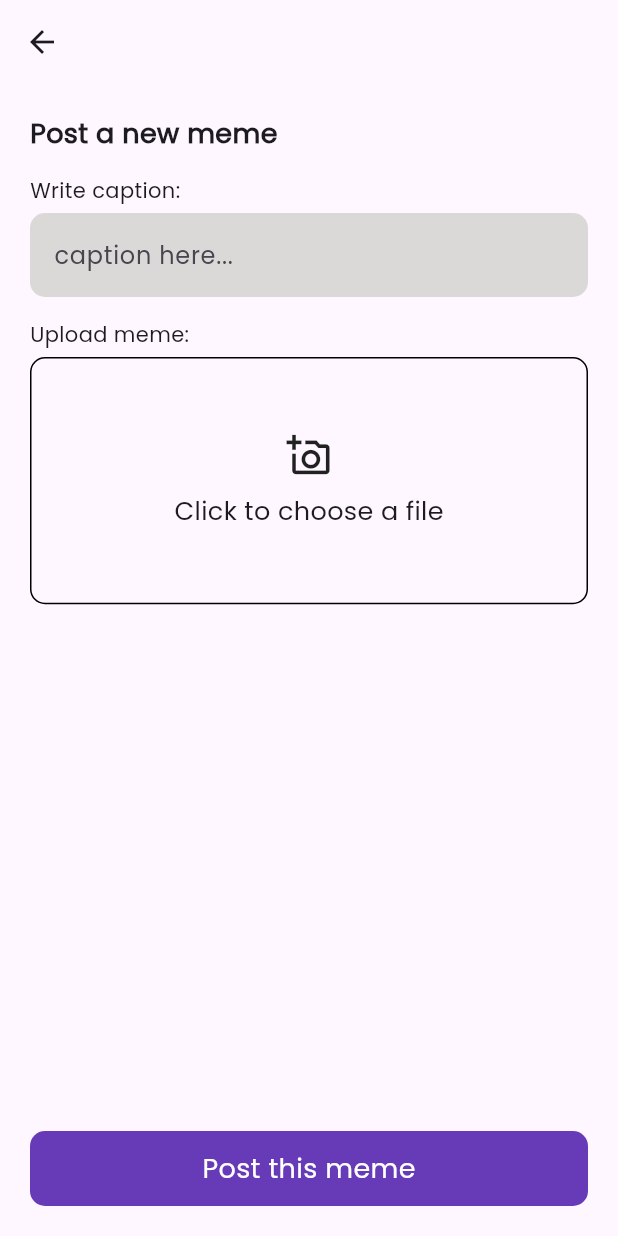
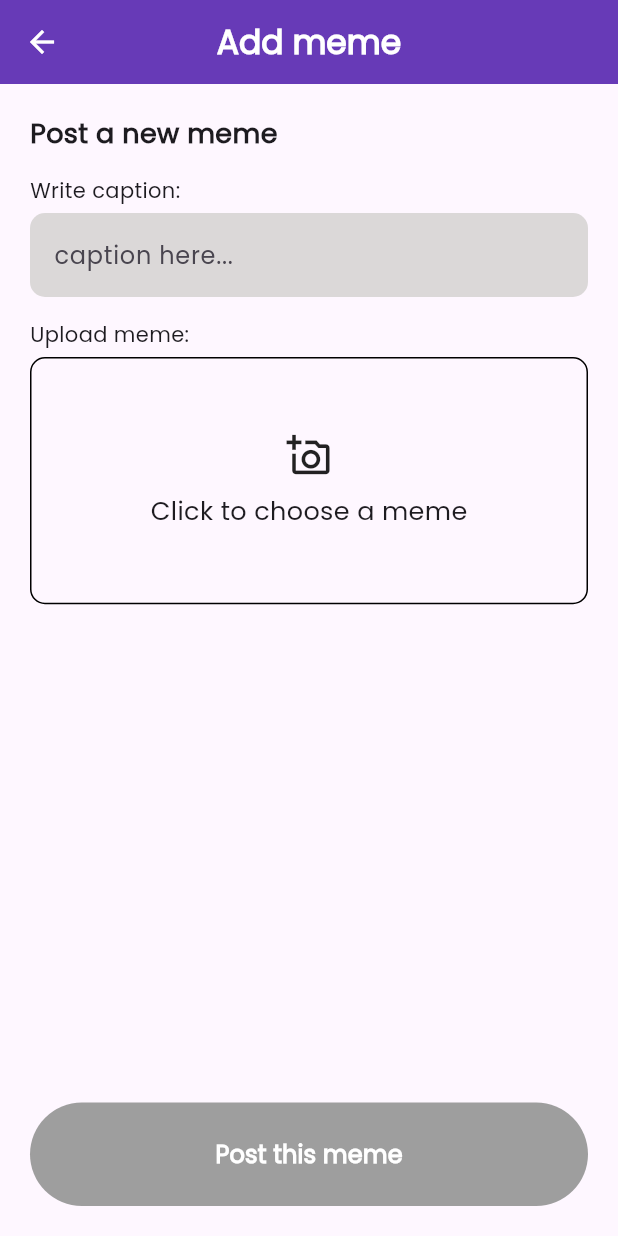
Before and after one commit to bikalchudal11/e_commerce, a Flutter app: the AddMeme screen opened directly, on a phone screen of 412 x 824 dp. Run offline on Flutter 3.47's test engine with Material 3 defaults, Android fonts, the phone set to English and light mode, and no system bars; our stand-ins replace animated_text_kit, image_picker, loading_animation_widget, shared_preferences; accounts and stored records are empty; network calls fail.

Commit message:
image_picker done

```diff
--- a/lib/main.dart
+++ b/lib/main.dart
@@ -1,4 +1,5 @@
 import 'package:e_commerce/provider/auth_provider.dart';
+import 'package:e_commerce/provider/meme_provider.dart';
 import 'package:e_commerce/views/home/home_page.dart';
 import 'package:e_commerce/views/login/login.dart';
 import 'package:e_commerce/views/login/splash.dart';
@@ -17,6 +18,7 @@ class MyApp extends StatelessWidget {
     return MultiProvider(
       providers: [
         ChangeNotifierProvider(create: (context) => AuthProvider()),
+        ChangeNotifierProvider(create: (context) => MemeProvider()),
       ],
       child: MaterialApp(
         theme: ThemeData(fontFamily: "poppins"),
--- a/lib/provider/auth_provider.dart
+++ b/lib/provider/auth_provider.dart
@@ -9,7 +9,7 @@ import 'package:http/http.dart' as http;
 import 'package:shared_preferences/shared_preferences.dart';
 
 class AuthProvider with ChangeNotifier {
-  String authId = '';
+  static String authId = '';
 
   setAuthId(String id) {
     authId = id;
--- /dev/null
+++ b/lib/provider/meme_provider.dart
@@ -0,0 +1,37 @@
+import 'dart:convert';
+
+import 'package:e_commerce/provider/auth_provider.dart';
+import 'package:e_commerce/resources/constant.dart';
+import 'package:flutter/material.dart';
+import 'package:http/http.dart' as http;
+
+class MemeProvider with ChangeNotifier {
+  List<Map<String, dynamic>> memesList = [];
+  bool isFetchingDone = false;
+  MemeProvider() {
+    fetchMemes();
+  }
+
+  Future<void> fetchMemes() async {
+    String token = AuthProvider.authId;
+    var response = await http.get(
+      Uri.parse("$baseApi" "memes"),
+      headers: {
+        'Content-Type': 'application/json',
+        'Authorization': 'Bearer $token'
+      },
+    );
+
+    var decodedResponse = jsonDecode(response.body);
+    if (response.statusCode == 200) {
+      memesList = (decodedResponse as List<dynamic>)
+          .map((e) => e as Map<String, dynamic>)
+          .toList();
+      isFetchingDone = true;
+      notifyListeners();
+    } else {
+      print(decodedResponse['message']);
+      notifyListeners();
+    }
+  }
+}
--- a/lib/resources/components/meme_container.dart
+++ b/lib/resources/components/meme_container.dart
@@ -26,8 +26,6 @@ class MemeContainer extends StatelessWidget {
       decoration: BoxDecoration(
         borderRadius: BorderRadius.circular(10),
       ),
-      child: Padding(
-        padding: const EdgeInsets.all(8.0),
       child: Column(
         crossAxisAlignment: CrossAxisAlignment.start,
         children: [
@@ -65,7 +63,7 @@ class MemeContainer extends StatelessWidget {
             decoration: BoxDecoration(
                 borderRadius: BorderRadius.circular(10),
                 image: DecorationImage(
-                      fit: BoxFit.cover, image: NetworkImage(filePath))),
+                    fit: BoxFit.fill, image: NetworkImage(filePath))),
           ),
           SizedBox(
             height: 10,
@@ -99,7 +97,6 @@ class MemeContainer extends StatelessWidget {
           )
         ],
       ),
-      ),
     );
   }
 }
--- a/lib/views/home/add_meme.dart
+++ b/lib/views/home/add_meme.dart
@@ -1,15 +1,33 @@
+import 'dart:io';
 import 'package:e_commerce/resources/constant.dart';
-import 'package:e_commerce/resources/custom_button.dart';
-import 'package:flutter/cupertino.dart';
 import 'package:flutter/material.dart';
+import 'package:image_picker/image_picker.dart';
 
-class AddMeme extends StatelessWidget {
+class AddMeme extends StatefulWidget {
   const AddMeme({super.key});
 
   @override
+  State<AddMeme> createState() => _AddMemeState();
+}
+
+class _AddMemeState extends State<AddMeme> {
+  XFile? image;
+  final ImagePicker picker = ImagePicker();
+  @override
   Widget build(BuildContext context) {
     return Scaffold(
-      appBar: AppBar(),
+      appBar: AppBar(
+        backgroundColor: primaryColor,
+        foregroundColor: secondaryColor,
+        title: Text(
+          "Add meme",
+          style: TextStyle(
+            fontSize: 22,
+            fontWeight: FontWeight.w600,
+          ),
+        ),
+        centerTitle: true,
+      ),
       body: Padding(
         padding: const EdgeInsets.all(20.0),
         child: Column(
@@ -49,8 +67,12 @@ class AddMeme extends StatelessWidget {
                   height: 5,
                 ),
                 InkWell(
-                  onTap: () {},
-                  child: Container(
+                  onTap: () async {
+                    image = await picker.pickImage(source: ImageSource.gallery);
+                    setState(() {});
+                  },
+                  child: image == null
+                      ? Container(
                           height: MediaQuery.of(context).size.width * 0.4,
                           decoration: BoxDecoration(
                             borderRadius: BorderRadius.circular(10),
@@ -69,7 +91,7 @@ class AddMeme extends StatelessWidget {
                                   height: 10,
                                 ),
                                 Text(
-                            "Click to choose a file",
+                                  "Click to choose a meme",
                                   style: TextStyle(
                                     fontSize: 17,
                                   ),
@@ -77,46 +99,75 @@ class AddMeme extends StatelessWidget {
                               ],
                             ),
                           ),
+                        )
+                      : Column(
+                          children: [
+                            Container(
+                              height: MediaQuery.of(context).size.width * 0.9,
+                              decoration: BoxDecoration(
+                                  borderRadius: BorderRadius.circular(10),
+                                  image: DecorationImage(
+                                      fit: BoxFit.fill,
+                                      image: FileImage(File(image!.path)))),
+                            ),
+                            SizedBox(
+                              height: 10,
+                            ),
+                            Row(
+                              mainAxisAlignment: MainAxisAlignment.center,
+                              children: [
+                                IconButton(
+                                  onPressed: () {
+                                    image = null;
+                                    setState(() {});
+                                  },
+                                  icon: Icon(Icons.close),
+                                ),
+                                SizedBox(
+                                  width: 10,
+                                ),
+                                TextButton(
+                                  style: ButtonStyle(
+                                      side: MaterialStatePropertyAll(
+                                          BorderSide())),
+                                  onPressed: () async {
+                                    image = await picker.pickImage(
+                                      source: ImageSource.gallery,
+                                    );
+                                    setState(() {});
+                                  },
+                                  child: Text(
+                                    "Choose Another",
+                                    style: TextStyle(
+                                      color: Colors.black,
+                                    ),
+                                  ),
+                                ),
+                              ],
+                            )
+                          ],
+                        ),
+                ),
+              ],
+            ),
+            Align(
+              alignment: Alignment.center,
+              child: TextButton(
+                style: ButtonStyle(
+                    fixedSize: MaterialStatePropertyAll(Size.fromWidth(400)),
+                    backgroundColor: MaterialStatePropertyAll(
+                        image == null ? Colors.grey : primaryColor),
+                    foregroundColor: MaterialStatePropertyAll(secondaryColor)),
+                onPressed: image == null ? null : () {},
+                child: Padding(
+                  padding: const EdgeInsets.all(15.0),
+                  child: Text(
+                    "Post this meme",
+                    style: TextStyle(fontSize: 16, fontWeight: FontWeight.w600),
+                  ),
+                ),
               ),
             )
-                // Container(
-                //   height: MediaQuery.of(context).size.width * 0.9,
-                //   decoration: BoxDecoration(
-                //       borderRadius: BorderRadius.circular(10),
-                //       image: DecorationImage(
-                //           fit: BoxFit.fill,
-                //           image: NetworkImage(
-                //               'https://encrypted-tbn0.gstatic.com/images?q=tbn:ANd9GcQtw1w0P9_gX9H5gsnBFZmazGkBQ3z7bt4iE4_MR-T5LQ&s'))),
-                // ),
-                // SizedBox(
-                //   height: 10,
-                // ),
-                // Row(
-                //   mainAxisAlignment: MainAxisAlignment.center,
-                //   children: [
-                //     IconButton(
-                //       onPressed: () {},
-                //       icon: Icon(Icons.close),
-                //     ),
-                //     SizedBox(
-                //       width: 10,
-                //     ),
-                //     TextButton(
-                //       style: ButtonStyle(
-                //           side: MaterialStatePropertyAll(BorderSide())),
-                //       onPressed: () {},
-                //       child: Text(
-                //         "Choose Another",
-                //         style: TextStyle(
-                //           color: Colors.black,
-                //         ),
-                //       ),
-                //     ),
-                //   ],
-                // )
-              ],
-            ),
-            CustomButton(buttonName: "Post this meme")
           ],
         ),
       ),
--- a/lib/views/home/drawer_content.dart
+++ b/lib/views/home/drawer_content.dart
@@ -97,7 +97,7 @@ class _DrawerContentState extends State<DrawerContent> {
                 ),
                 Divider(),
                 SizedBox(
-                  height: 15,
+                  height: 20,
                 ),
                 DrawerTile(
                   tileIcon: Icon(Icons.settings_outlined),
--- a/lib/views/login/splash.dart
+++ b/lib/views/login/splash.dart
@@ -28,7 +28,7 @@ class _SplashScreenState extends State<SplashScreen> {
     var prov = Provider.of<AuthProvider>(context, listen: false);
     var prefs = await SharedPreferences.getInstance();
     prov.setAuthId(prefs.getString("tokens")!);
-    if (prov.authId.isNotEmpty) {
+    if (AuthProvider.authId.isNotEmpty) {
       Future.delayed(Duration(milliseconds: 2200), () {
         Navigator.pushReplacement(
             context, MaterialPageRoute(builder: (context) => HomePage()));
```
Also changed, not shown: lib/views/home/home_page.dart (+18 -38 lines), lib/views/home/profile_page.dart (added, +99 -0 lines). Lines whose indentation alone changed are shown as unchanged.
